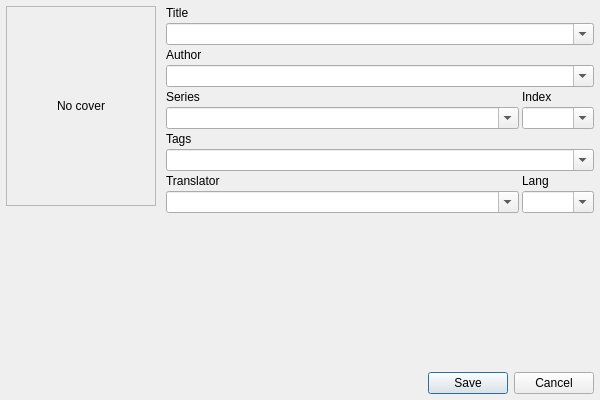
dnkorpushov/libro, file src/main/designer/editdialog.ui: the form before one commit.
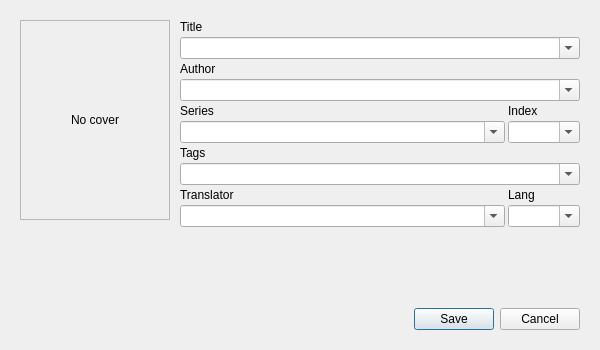
The form after the commit. Custom widgets are drawn as their Qt base class.

What changed in the file:
```diff
--- a/src/main/designer/editdialog.ui
+++ b/src/main/designer/editdialog.ui
@@ -7,7 +7,7 @@
     <x>0</x>
     <y>0</y>
     <width>600</width>
-    <height>400</height>
+    <height>350</height>
    </rect>
   </property>
   <property name="sizePolicy">
@@ -19,13 +19,13 @@
   <property name="minimumSize">
    <size>
     <width>600</width>
-    <height>400</height>
+    <height>350</height>
    </size>
   </property>
   <property name="maximumSize">
    <size>
     <width>600</width>
-    <height>400</height>
+    <height>350</height>
    </size>
   </property>
   <property name="windowTitle">
@@ -33,19 +33,19 @@
   </property>
   <layout class="QGridLayout" name="gridLayout_3">
    <property name="leftMargin">
-    <number>6</number>
+    <number>20</number>
    </property>
    <property name="topMargin">
-    <number>6</number>
+    <number>20</number>
    </property>
    <property name="rightMargin">
-    <number>6</number>
+    <number>20</number>
    </property>
    <property name="bottomMargin">
-    <number>6</number>
+    <number>20</number>
    </property>
    <property name="spacing">
-    <number>3</number>
+    <number>0</number>
    </property>
    <item row="0" column="0">
     <layout class="QVBoxLayout" name="verticalLayout_3">
```
